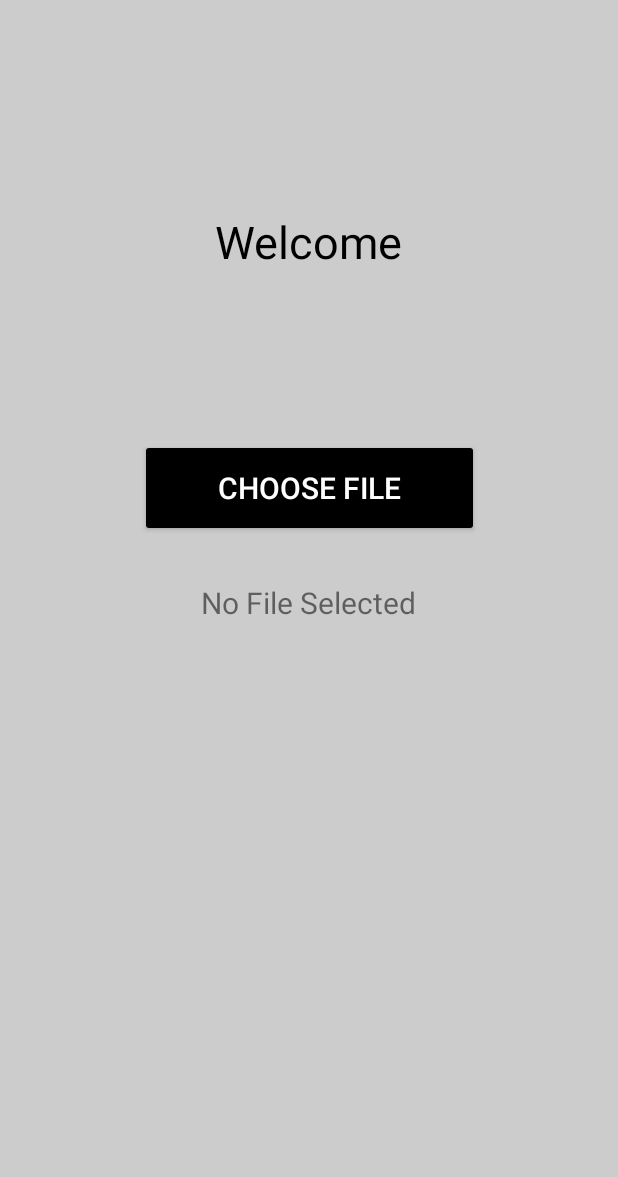
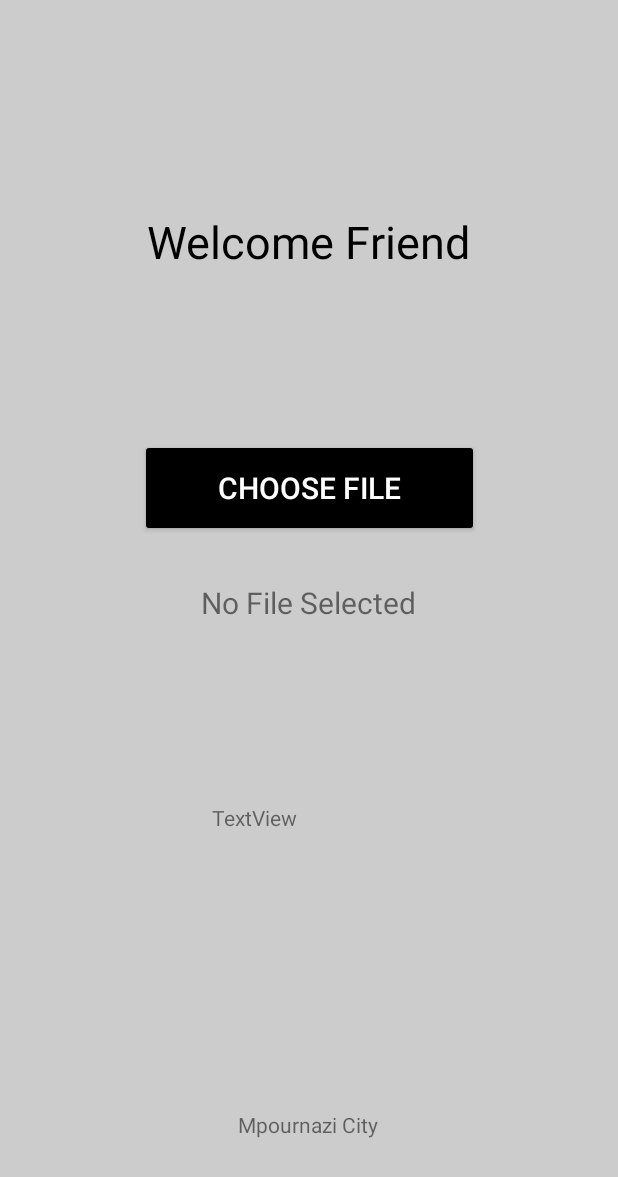
Before and after one commit to giorgosvlachos9/Distributed-Systems-Android-Project-2023, an Android app: the screen it shows after launch (MainActivity), after a tap on "CHOOSE FILE", on a phone screen of 412 x 824 dp. Shown: the top 1177 px of the screen. Run offline under Robolectric (Android 15) with nearby library versions, the light colour scheme and no system bars.

Commit message:
upload-file-1stTry

```diff
--- a/app/src/main/java/com/example/distsystemsproj2023/MainActivity.java
+++ b/app/src/main/java/com/example/distsystemsproj2023/MainActivity.java
@@ -1,18 +1,49 @@
 package com.example.distsystemsproj2023;
 
+import androidx.activity.result.ActivityResult;
 import androidx.appcompat.app.AppCompatActivity;
 import androidx.core.content.ContextCompat;
 
 import android.content.Context;
 import android.content.pm.PackageManager;
 import android.os.Bundle;
+import android.util.Log;
 import android.view.View;
 import android.widget.*;
 import android.Manifest;
 
+import android.Manifest;
+import android.content.Intent;
+import android.content.pm.PackageManager;
+import android.net.Uri;
+import android.os.Bundle;
+import android.provider.MediaStore;
+import android.widget.Button;
+import android.widget.Toast;
+
+import androidx.activity.result.ActivityResultLauncher;
+import androidx.activity.result.contract.ActivityResultContracts;
+import androidx.annotation.NonNull;
+import androidx.appcompat.app.AppCompatActivity;
+import androidx.core.app.ActivityCompat;
+import androidx.core.content.ContextCompat;
+
+import java.io.BufferedReader;
+import java.io.FileReader;
+import java.io.IOException;
+import android.util.Log;
+
 public class MainActivity extends AppCompatActivity {
-    private TextView welcomeTV, fileSelTV;
+
+    private TextView welcomeTV, fileSelTV, ttt;
     private Button choose_fileBTN, uploadBTN;
+
+
+    private static final int FILE_REQUEST_CODE = 1;
+    private static final int PERMISSION_REQUEST_CODE = 2;
+
+    private ActivityResultLauncher<Intent> fileChooserLauncher;
+
 
     @Override
     protected void onCreate(Bundle savedInstanceState) {
@@ -24,18 +55,88 @@ public class MainActivity extends AppCompatActivity {
         choose_fileBTN = (Button) findViewById(R.id.idBSelectFile);
         uploadBTN = (Button) findViewById(R.id.idBUpload);
 
-        choose_fileBTN.setOnClickListener(new View.OnClickListener() {
-            @Override
-            public void onClick(View view) {
-                if(ContextCompat.checkSelfPermission(MainActivity.this, Manifest.permission.READ_EXTERNAL_STORAGE)
-                        != PackageManager.PERMISSION_GRANTED)
-                {
-                    System.out.println("PermNotGranted");
-                }
-                else{
-                    System.out.println("Granted");
-                }
+        ttt = (TextView) findViewById(R.id.textView2);
+
+        choose_fileBTN.setOnClickListener(v -> {
+            if (checkPermission()) {
+                openFileChooser();
+            } else {
+                requestPermission();
             }
         });
+
+            fileChooserLauncher = registerForActivityResult(new ActivityResultContracts.StartActivityForResult(), this::handleFileSelectionResult);
+
     }
+
+
+    private boolean checkPermission() {
+        return ContextCompat.checkSelfPermission(this, Manifest.permission.READ_EXTERNAL_STORAGE)
+                == PackageManager.PERMISSION_GRANTED;
+    }
+
+    private void requestPermission() {
+        ActivityCompat.requestPermissions(this,
+                new String[]{Manifest.permission.READ_EXTERNAL_STORAGE},
+                PERMISSION_REQUEST_CODE);
+    }
+
+    private void openFileChooser() {
+        Intent intent = new Intent(Intent.ACTION_GET_CONTENT);
+        intent.setType("text/plain");
+        intent.addCategory(Intent.CATEGORY_OPENABLE);
+        fileChooserLauncher.launch(intent);
+    }
+
+    private void handleFileSelectionResult(ActivityResult result) {
+        if (result.getResultCode() == RESULT_OK && result.getData() != null) {
+            Uri fileUri = result.getData().getData();
+
+            //String temp = fileUri.getPath();
+            //String filePath = temp.substring(temp.indexOf("Download/")+9);
+
+            fileSelTV.setText(fileUri.getPath());
+            //Toast.makeText(this, "Selected file: " + fileSelTV, Toast.LENGTH_SHORT).show();
+
+            try {
+                printRes(fileUri.getPath());
+            }catch (IOException e){
+                e.printStackTrace();
+            }
+
+        }
+    }
+
+
+    private void printRes(String path) throws IOException {
+        System.out.println("A");
+        FileReader txt = new FileReader(path);
+        BufferedReader txt_handler = new BufferedReader(txt);
+
+        String online;
+        online = txt_handler.readLine();
+
+        while ((online = txt_handler.readLine()) != null) {
+            Log.d("Tag", "-------------------");
+            Log.i("Tag", online);
+        }
+
+
+    }
+
+
+    @Override
+    public void onRequestPermissionsResult(int requestCode, @NonNull String[] permissions, @NonNull int[] grantResults) {
+        super.onRequestPermissionsResult(requestCode, permissions, grantResults);
+
+        if (requestCode == PERMISSION_REQUEST_CODE) {
+            if (grantResults.length > 0 && grantResults[0] == PackageManager.PERMISSION_GRANTED) {
+                openFileChooser();
+            } else {
+                Toast.makeText(this, "Permission denied", Toast.LENGTH_SHORT).show();
+            }
+        }
+    }
+
+
 }
--- a/app/src/main/res/layout/activity_main.xml
+++ b/app/src/main/res/layout/activity_main.xml
@@ -17,11 +17,12 @@
         android:layout_marginTop="149dp"
         android:layout_marginBottom="120dp"
         android:padding="20dp"
-        android:text="Welcome"
+        android:text="Welcome Friend"
         android:textColor="@color/black"
         android:textSize="30sp"
         app:layout_constraintBottom_toTopOf="@+id/idBSelectFile"
         app:layout_constraintEnd_toEndOf="parent"
+        app:layout_constraintHorizontal_bias="0.496"
         app:layout_constraintStart_toStartOf="parent"
         app:layout_constraintTop_toTopOf="parent" />
 
@@ -32,10 +33,10 @@
         android:layout_marginTop="343dp"
         android:layout_marginBottom="30dp"
         android:backgroundTint="@android:color/black"
+        android:padding="10dp"
         android:text="Choose File"
-        android:padding="10dp"
+        android:textColor="@color/white"
         android:textSize="20dp"
-        android:textColor="@color/white"
         app:layout_constraintBottom_toTopOf="@+id/idTVFileSelected"
         app:layout_constraintEnd_toEndOf="parent"
         app:layout_constraintStart_toStartOf="parent"
@@ -61,6 +62,8 @@
         android:id="@+id/idTVFileSelected"
         android:layout_width="wrap_content"
         android:layout_height="wrap_content"
+        android:layout_marginStart="16dp"
+        android:layout_marginEnd="16dp"
         android:layout_marginBottom="460dp"
         android:text="No File Selected"
         android:textSize="20dp"
@@ -71,4 +74,27 @@
         app:layout_constraintTop_toBottomOf="@+id/idBSelectFile" />
 
 
+    <TextView
+        android:id="@+id/textView"
+        android:layout_width="wrap_content"
+        android:layout_height="wrap_content"
+        android:text="Mpournazi City"
+        app:layout_constraintBottom_toBottomOf="parent"
+        app:layout_constraintEnd_toEndOf="parent"
+        app:layout_constraintHorizontal_bias="0.498"
+        app:layout_constraintStart_toStartOf="parent"
+        app:layout_constraintTop_toBottomOf="@+id/idTVFileSelected"
+        app:layout_constraintVertical_bias="0.834" />
+
+    <TextView
+        android:id="@+id/textView2"
+        android:layout_width="130dp"
+        android:layout_height="84dp"
+        android:text="TextView"
+        app:layout_constraintBottom_toTopOf="@+id/textView"
+        app:layout_constraintEnd_toEndOf="parent"
+        app:layout_constraintStart_toStartOf="parent"
+        app:layout_constraintTop_toBottomOf="@+id/idTVFileSelected" />
+
+
 </androidx.constraintlayout.widget.ConstraintLayout>
```
